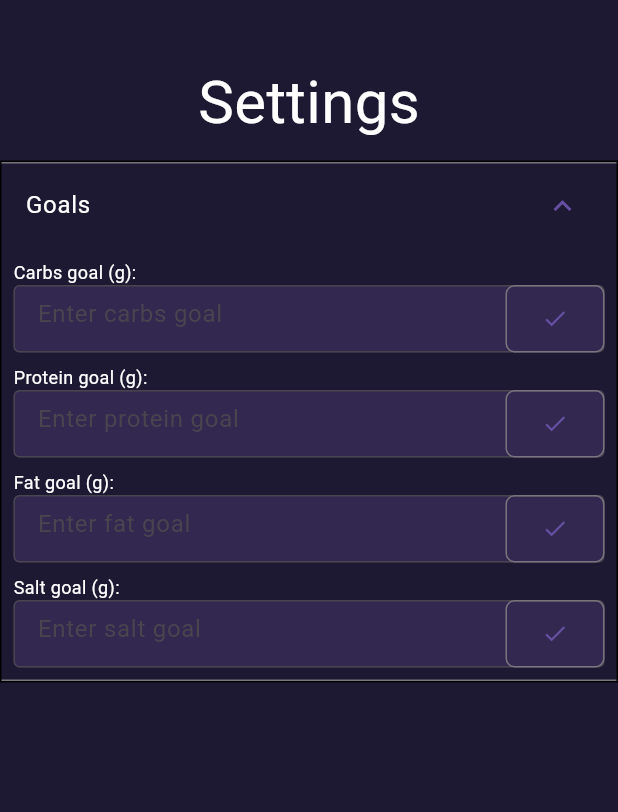
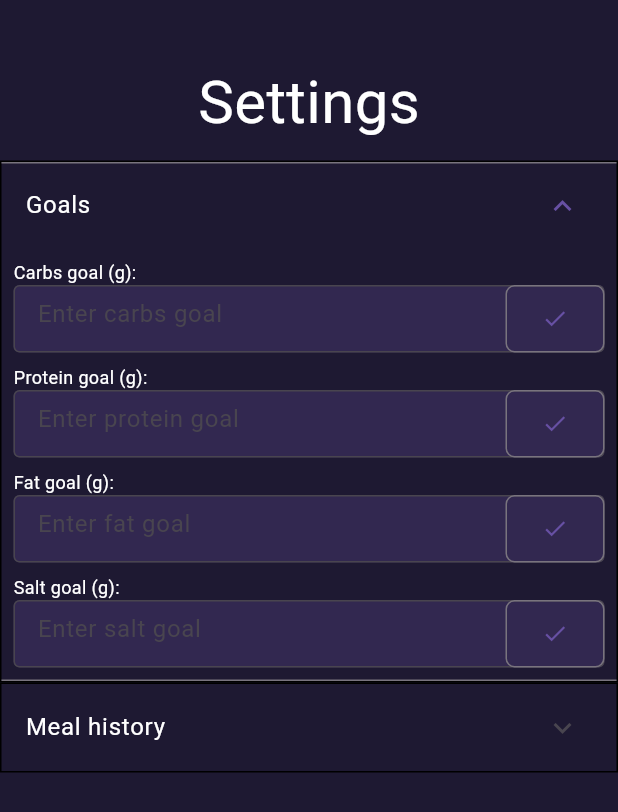
Before and after one commit to twopacks91/CrossPlatform, a Flutter app: the SettingsPage screen opened directly, after a tap on "Goals", on a phone screen of 412 x 824 dp. Shown: the top 812 px of the screen. Run offline on Flutter 3.47's test engine with Material 3 defaults, Android fonts, the phone set to English and light mode, and no system bars; our stand-ins replace cloud_firestore, convex_bottom_bar, firebase_core, shimmer; missing offline and left inert: dart:ffi, simple_barcode_scanner; accounts and stored records are empty.

Commit message:
Complete meal history visible on settings page

```diff
--- a/foodfacts/lib/BottomBarWidgets/SettingsPage.dart
+++ b/foodfacts/lib/BottomBarWidgets/SettingsPage.dart
@@ -2,6 +2,8 @@
 import 'package:cloud_firestore/cloud_firestore.dart';
 import 'package:flutter/material.dart';
 import 'package:flutter/services.dart';
+import 'package:intl/intl.dart';
+import '../Food.dart';
 //import 'package:shared_preferences/shared_preferences.dart';
 
 class SettingsPage extends StatefulWidget
@@ -23,7 +25,36 @@ class _SettingsPageState extends State<SettingsPage>
   final _saltGoalController = TextEditingController();
   final _fatGoalController = TextEditingController();
 
+  List<Food> _meals = [];
 
+  void fetchMeals() async {
+    List<Food> newFoods = [];
+    await FirebaseFirestore.instance.collection("meals").get().then((collection){
+      for (dynamic doc in collection.docs){
+
+        dynamic docData = doc.data();
+        int timeAdded = docData["timeAdded"];
+        String name = docData['name'];
+        String imageUrl = docData['imageUrl'];
+        String barcode = docData['barcode'];
+        double calories = docData["calories"]?.toDouble();
+        double carbs = docData["carbs"]?.toDouble();
+        double protein = docData["protein"]?.toDouble();
+        double salt = docData["salt"]?.toDouble();
+        double fat = docData["fat"]?.toDouble();
+        double weight = docData["weight"].toDouble();
+        Food newFood = Food(name, imageUrl, barcode, calories, carbs, protein, salt, fat);
+        newFood.timeAdded = timeAdded;
+        newFood.weight = weight;
+        newFoods.add(newFood);
+      }
+    });
+    // Sort meals by time added to database
+    newFoods.sort((a,b) => b.timeAdded!.compareTo(a.timeAdded!));
+    setState(() {
+      _meals = newFoods;
+    });
+  }
 
   Future<void> getGoals() async {
     dynamic doc = await FirebaseFirestore.instance.collection("settings").doc("goals").get();
@@ -85,6 +116,79 @@ class _SettingsPageState extends State<SettingsPage>
   {
     super.initState();
     getGoals();
+    fetchMeals();
+  }
+
+  String unixToTimeString(int unix)
+  {
+    DateTime dt =DateTime.fromMillisecondsSinceEpoch(unix).toLocal();
+    return DateFormat('HH:mm').format(dt);
+  }
+
+  void removeMeal(Food meal) async{
+    String docName = meal.barcode + meal.timeAdded.toString();
+    await FirebaseFirestore.instance.collection("meals").doc(docName).delete();
+    ScaffoldMessenger.of(context).showSnackBar(SnackBar(content: Text("Meal removed"),duration: Duration(seconds: 2),));
+    fetchMeals();
+  }
+
+  Widget mealHistoryTab(){
+    return Container(
+            decoration: BoxDecoration(
+              border: Border.all(),
+            ),
+            child: ExpansionTile(
+              childrenPadding: EdgeInsets.all(8),
+              title: Text("Meal history",style: TextStyle(color: Theme.of(context).textTheme.bodyLarge!.color)),
+              children: [
+                Container(
+                  width: 420,
+                  height: 320,
+                  decoration: BoxDecoration(
+                    borderRadius: BorderRadius.all(Radius.circular(8)),
+                    border: Border.all(color: Theme.of(context).highlightColor),
+                    color: Theme.of(context).primaryColor
+                  ),
+                  child:ListView.builder(
+                    itemCount: _meals.length,
+                    padding: EdgeInsets.all(0),
+                    itemBuilder: (context,index){
+                      return Container(
+                        decoration: BoxDecoration(
+                          border: Border.all(),
+                          color: Theme.of(context).unselectedWidgetColor
+                        ),
+                        child: ExpansionTile(
+                          title: Text("${_meals[index].name} : ${_meals[index].weight.toString()}g",style: TextStyle(color: Theme.of(context).textTheme.bodyLarge!.color),),
+                          childrenPadding: EdgeInsets.all(8),
+                          children: [
+                              Column(
+                                crossAxisAlignment: CrossAxisAlignment.start,
+                                children: [
+                                  Text("Time eaten: ${(_meals[index].timeAdded==null?"Time eaten not available":unixToTimeString(_meals[index].timeAdded!))}"),
+                                  Text("Calories  : ${_meals[index].calories.round()}kcal"),
+                                  Text("Carbs     : ${_meals[index].carbs.round()}g"),
+                                  Text("Protein   : ${_meals[index].protein.round()}g"),
+                                  Text("Salt      : ${_meals[index].salt.round()}g"),
+                                  Text("Fat       : ${_meals[index].fat.round()}g"),
+                                  SizedBox(height: 10,),
+                                  Center(
+                                    child: OutlinedButton(onPressed: ()=>{removeMeal(_meals[index])}, child: Text("Remove meal",style: Theme.of(context).textTheme.bodyLarge)),
+                                  )
+                                ],
+
+                            )
+                          ],
+                        )
+                      );
+
+
+                    }
+                  )
+                )
+              ],
+            )
+          );
   }
 
   Widget goalsTab()
@@ -230,7 +334,8 @@ class _SettingsPageState extends State<SettingsPage>
           SizedBox(height: 40),
           Text("Settings",style: TextStyle(fontSize: 40),),
           SizedBox(height: 10),
-          goalsTab()
+          goalsTab(),
+          mealHistoryTab()
         ],
       )
     );
```
